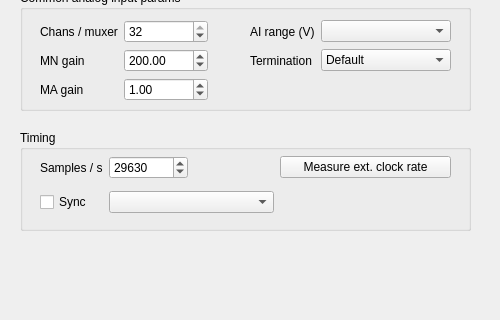
This is Forms/NICfgTab.ui in billkarsh/SpikeGLX as Qt 5 draws it before an edit; both pictures show x 0 to 500 and y 260 to 580 of the 500 by 580 pixel window. The edited form follows.
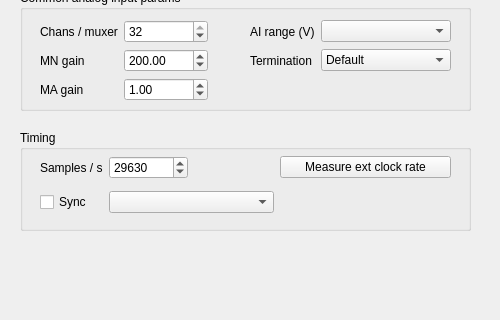
This is the edited form.

Commit message: UI tweaks for large fonts

```diff
--- a/Forms/NICfgTab.ui
+++ b/Forms/NICfgTab.ui
@@ -766,7 +766,7 @@
         </size>
        </property>
        <property name="text">
-        <string>Measure ext. clock rate</string>
+        <string>Measure ext clock rate</string>
        </property>
       </widget>
      </item>
```
The commit also changes 4 other files.
